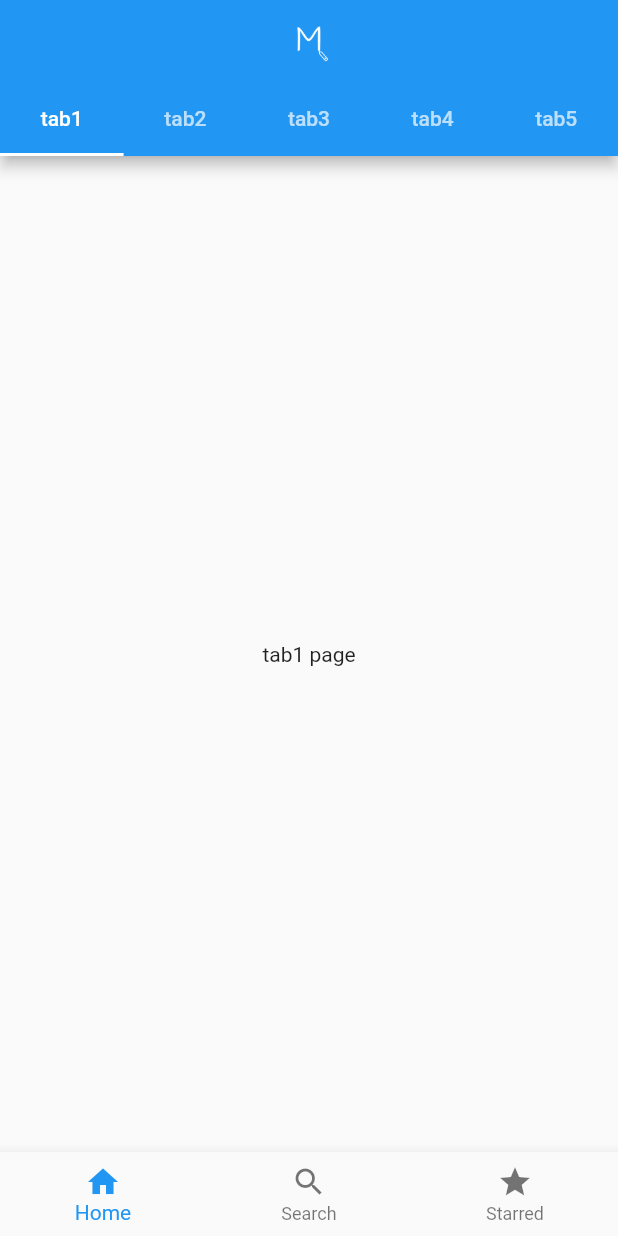
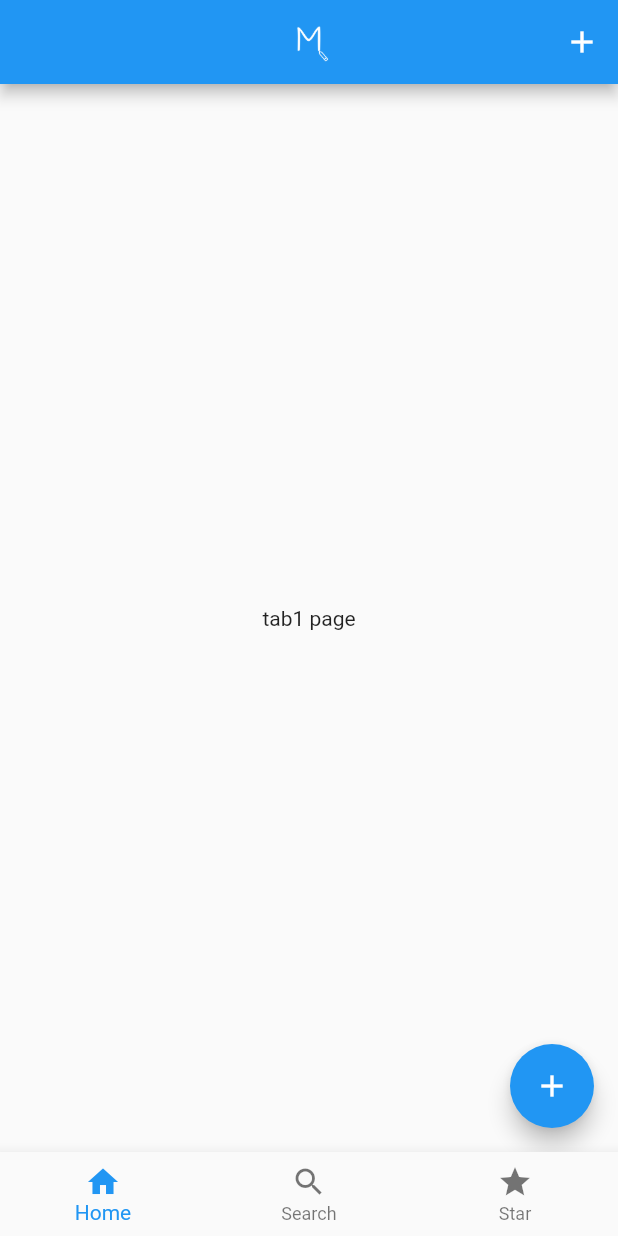
Before and after one commit to edward-jo/mono_story, a Flutter app: the screen it shows after launch, on a phone screen of 412 x 824 dp. Run offline on Flutter 3.47's test engine with Material 2 defaults, Android fonts, the phone set to English and light mode, and no system bars; drawn by our look-alikes of flutter_platform_widgets.

Commit message:
Create PlatformWidgetBase and PlatformWidget

```diff
--- a/lib/main.dart
+++ b/lib/main.dart
@@ -1,7 +1,6 @@
 import 'package:flutter/cupertino.dart';
 import 'package:flutter/material.dart';
-import 'package:flutter_platform_widgets/flutter_platform_widgets.dart';
-
+import 'ui/common/platform_widget.dart';
 import 'ui/views/main/main_screen.dart';
 
 void main(List<String> args) {
@@ -22,13 +21,13 @@ class MonoPlatformApp extends StatelessWidget {
 
   @override
   Widget build(BuildContext context) {
-    return PlatformWidget(
-      cupertino: (_, __) => const CupertinoApp(
+    return const PlatformWidget(
+      cupertino: CupertinoApp(
         title: 'Mono Story',
         debugShowCheckedModeBanner: false,
         home: MainScreen(),
       ),
-      material: (_, __) => const MaterialApp(
+      material: MaterialApp(
         title: 'Mono Story',
         debugShowCheckedModeBanner: false,
         home: MainScreen(),
--- /dev/null
+++ b/lib/ui/common/platform_widget.dart
@@ -0,0 +1,25 @@
+import 'dart:io';
+
+import 'package:flutter/material.dart';
+import 'package:mono_story/ui/common/platform_widget_base.dart';
+
+class PlatformWidget extends PlatformWidgetBase {
+  final Widget cupertino;
+  final Widget material;
+
+  const PlatformWidget({
+    Key? key,
+    required this.cupertino,
+    required this.material,
+  }) : super(key: key);
+
+  @override
+  Widget buildCupertinoWidget(BuildContext context) {
+    return cupertino;
+  }
+
+  @override
+  Widget buildMaterialWidget(BuildContext context) {
+    return material;
+  }
+}
--- /dev/null
+++ b/lib/ui/common/platform_widget_base.dart
@@ -0,0 +1,19 @@
+import 'dart:io';
+
+import 'package:flutter/widgets.dart';
+
+abstract class PlatformWidgetBase<C extends Widget, M extends Widget>
+    extends StatelessWidget {
+  const PlatformWidgetBase({Key? key}) : super(key: key);
+
+  C buildCupertinoWidget(BuildContext context);
+  M buildMaterialWidget(BuildContext context);
+
+  @override
+  Widget build(BuildContext context) {
+    if (Platform.isIOS) {
+      return buildCupertinoWidget(context);
+    }
+    return buildMaterialWidget(context);
+  }
+}
--- a/lib/ui/views/main/home/home_screen.dart
+++ b/lib/ui/views/main/home/home_screen.dart
@@ -1,8 +1,9 @@
 import 'package:flutter/cupertino.dart';
 import 'package:flutter/material.dart';
 import 'package:flutter/widgets.dart';
-import 'package:flutter_platform_widgets/flutter_platform_widgets.dart';
 import 'package:mono_story/constants.dart';
+
+import '/ui/common/platform_widget.dart';
 
 class HomeScreen extends StatefulWidget {
   const HomeScreen({Key? key}) : super(key: key);
@@ -14,9 +15,9 @@ class HomeScreen extends StatefulWidget {
 class _HomeScreenState extends State<HomeScreen> {
   @override
   Widget build(BuildContext context) {
-    return PlatformWidget(
-      cupertino: (_, __) => const HomeScreenCupertino(),
-      material: (_, __) => const HomeScreenMaterial(),
+    return const PlatformWidget(
+      cupertino: HomeScreenCupertino(),
+      material: HomeScreenMaterial(),
     );
   }
 }
@@ -43,6 +44,10 @@ class _HomeScreenCupertinoState extends State<HomeScreenCupertino> {
     return CupertinoPageScaffold(
       navigationBar: CupertinoNavigationBar(
         middle: Image.asset(homeScreenTitleImgC, width: 64, height: 64),
+        trailing: CupertinoButton(
+          child: const Icon(CupertinoIcons.add),
+          onPressed: () {},
+        ),
       ),
       child: SafeArea(
         child: Stack(
@@ -83,13 +88,9 @@ class _HomeScreenMaterialState extends State<HomeScreenMaterial> {
           appBar: AppBar(
             title: Image.asset(homeScreenTitleImgM, width: 32, height: 32),
             centerTitle: true,
-          bottom: const TabBar(tabs: <Tab>[
-            Tab(child: Text('tab1')),
-            Tab(child: Text('tab2')),
-            Tab(child: Text('tab3')),
-            Tab(child: Text('tab4')),
-            Tab(child: Text('tab5')),
-          ]),
+            actions: <Widget>[
+              IconButton(onPressed: () {}, icon: const Icon(Icons.add_outlined))
+            ],
           ),
           body: const SafeArea(
             child: TabBarView(
@@ -102,7 +103,11 @@ class _HomeScreenMaterialState extends State<HomeScreenMaterial> {
               ],
             ),
           ),
-      ),
+          floatingActionButton: FloatingActionButton(
+            tooltip: 'New message',
+            child: const Icon(Icons.add),
+            onPressed: () {},
+          )),
     );
   }
 }
--- a/lib/ui/views/main/main_screen.dart
+++ b/lib/ui/views/main/main_screen.dart
@@ -1,9 +1,9 @@
 import 'package:flutter/cupertino.dart';
 import 'package:flutter/material.dart';
 import 'package:flutter/widgets.dart';
-import 'package:flutter_platform_widgets/flutter_platform_widgets.dart';
 
 import 'home/home_screen.dart';
+import '../../common/platform_widget.dart';
 
 class MainScreen extends StatefulWidget {
   static final routeName = '/main';
@@ -28,7 +28,7 @@ class _MainScreenState extends State<MainScreen> {
       //
       // CUPERTINO
       //
-      cupertino: (_, __) => CupertinoTabScaffold(
+      cupertino: CupertinoTabScaffold(
         tabBar: CupertinoTabBar(
           items: mainBottomNavBarItems(),
         ),
@@ -40,7 +40,7 @@ class _MainScreenState extends State<MainScreen> {
       //
       // MATERIAL
       //
-      material: (_, __) => Scaffold(
+      material: Scaffold(
         // BODY
         body: _widgetOptions[_selectedIndex],
         // BOTTOM NAVIGATION BAR
@@ -56,18 +56,27 @@ class _MainScreenState extends State<MainScreen> {
   }
 
   List<BottomNavigationBarItem> mainBottomNavBarItems() {
-    return <BottomNavigationBarItem>[
+    return const <BottomNavigationBarItem>[
       BottomNavigationBarItem(
-        icon: Icon(PlatformIcons(context).home),
+        icon: PlatformWidget(
+          cupertino: Icon(CupertinoIcons.home),
+          material: Icon(Icons.home),
+        ),
         label: 'Home',
       ),
       BottomNavigationBarItem(
-        icon: Icon(PlatformIcons(context).search),
+        icon: PlatformWidget(
+          cupertino: Icon(CupertinoIcons.search),
+          material: Icon(Icons.search),
+        ),
         label: 'Search',
       ),
       BottomNavigationBarItem(
-        icon: Icon(PlatformIcons(context).star),
-        label: 'Starred',
+        icon: PlatformWidget(
+          cupertino: Icon(CupertinoIcons.star),
+          material: Icon(Icons.star),
+        ),
+        label: 'Star',
       ),
     ];
   }
```
Lines whose indentation alone changed are shown as unchanged.
